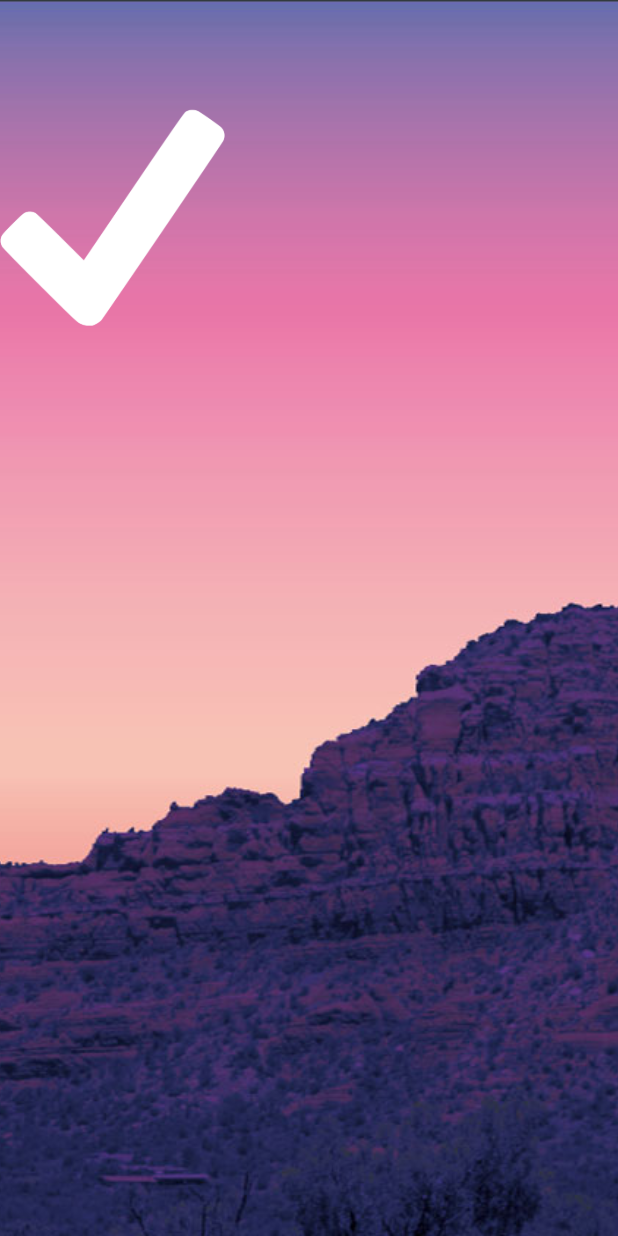
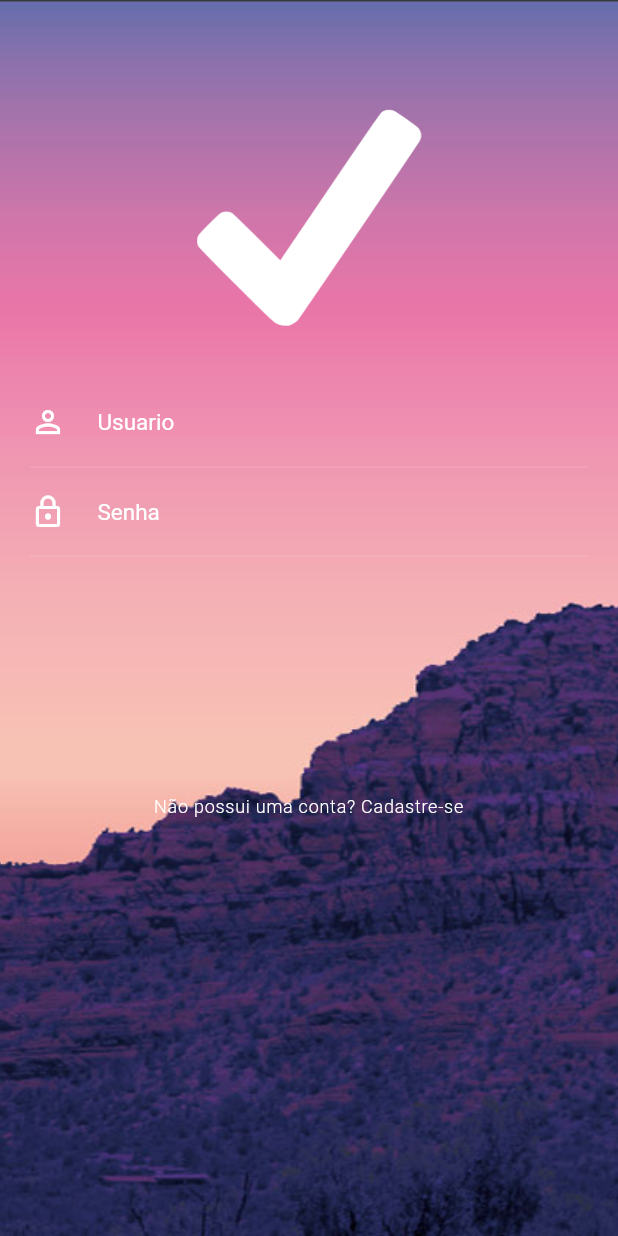
Before and after one commit to josimarminetefera/animacao, a Flutter app: the screen it shows after launch, on a phone screen of 412 x 824 dp. Run offline on Flutter 3.47's test engine with Material 2 defaults, Android fonts, the phone set to English and light mode, and no system bars.

Commit message:
Criando botão cadastrar e os campos de imput.

```diff
--- a/lib/screens/login/login_screen.dart
+++ b/lib/screens/login/login_screen.dart
@@ -1,3 +1,4 @@
+import 'package:animacao/screens/login/widget/botao_cadastrar.dart';
 import 'package:animacao/screens/login/widget/formulario_widget.dart';
 import 'package:flutter/material.dart';
 
@@ -35,6 +36,7 @@ class _LoginScreenState extends State<LoginScreen> {
                       ),
                     ),
                     FormularioWidget(),
+                    BotaoCadastrar(),
                   ],
                 ),
               ],
--- /dev/null
+++ b/lib/screens/login/widget/botao_cadastrar.dart
@@ -0,0 +1,24 @@
+import 'package:flutter/material.dart';
+
+class BotaoCadastrar extends StatelessWidget {
+  @override
+  Widget build(BuildContext context) {
+    return Container(
+      child: FlatButton(
+        padding: EdgeInsets.only(top: 160),
+        onPressed: () {},
+        child: Text(
+          "Não possui uma conta? Cadastre-se",
+          textAlign: TextAlign.center,
+          overflow: TextOverflow.ellipsis,
+          style: TextStyle(
+            fontWeight: FontWeight.w300,
+            color: Colors.white,
+            fontSize: 12,
+            letterSpacing: 0.5,
+          ),
+        ),
+      ),
+    );
+  }
+}
--- a/lib/screens/login/widget/formulario_widget.dart
+++ b/lib/screens/login/widget/formulario_widget.dart
@@ -1,5 +1,7 @@
 import 'package:flutter/cupertino.dart';
 import 'package:flutter/material.dart';
+
+import 'input_fild.dart';
 
 class FormularioWidget extends StatelessWidget {
   @override
@@ -8,7 +10,18 @@ class FormularioWidget extends StatelessWidget {
       margin: EdgeInsets.symmetric(horizontal: 20),
       child: Form(
         child: Column(
-          children: [],
+          children: [
+            InputField(
+              hintText: "Usuario",
+              obscureText: false,
+              icon: Icons.person_outline,
+            ),
+            InputField(
+              hintText: "Senha",
+              obscureText: true,
+              icon: Icons.lock_outline,
+            ),
+          ],
         ),
       ),
     );
--- /dev/null
+++ b/lib/screens/login/widget/input_fild.dart
@@ -0,0 +1,46 @@
+import 'package:flutter/material.dart';
+
+class InputField extends StatelessWidget {
+  final String hintText;
+  final bool obscureText;
+  final IconData icon;
+
+  InputField({
+    this.hintText,
+    this.obscureText,
+    this.icon,
+  });
+
+  @override
+  Widget build(BuildContext context) {
+    return Container(
+      decoration: BoxDecoration(
+        border: Border(
+          bottom: BorderSide(
+            color: Colors.white24,
+            width: 0.5,
+          ),
+        ),
+      ),
+      child: TextFormField(
+        obscureText: obscureText,
+        style: TextStyle(
+          color: Colors.white,
+        ),
+        decoration: InputDecoration(
+          icon: Icon(
+            icon,
+            color: Colors.white,
+          ),
+          border: InputBorder.none,
+          hintText: hintText,
+          hintStyle: TextStyle(
+            color: Colors.white,
+            fontSize: 15,
+          ),
+          contentPadding: EdgeInsets.only(top: 20, right: 20, bottom: 20, left: 5),
+        ),
+      ),
+    );
+  }
+}
```
